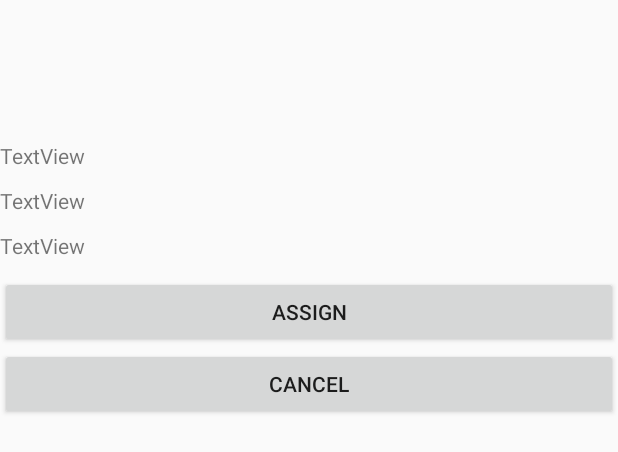
After one commit to Project-Management-SCE/PM2022_TEAM_26_2, an Android app: the layout assign_customer_dialog.xml on its own in the app's theme, with its tools: preview values and no code run, on a phone screen of 412 x 824 dp. The commit adds this screen. Shown: the top 452 px of the screen. Run offline under Robolectric (Android 15) with nearby library versions, the phone set to English and light mode, and no system bars; Roboto replaces fonts that are not available here.

Commit message:
Added users assignment to clerk

```diff
--- a/app/src/main/AndroidManifest.xml
+++ b/app/src/main/AndroidManifest.xml
@@ -9,6 +9,9 @@
         android:roundIcon="@mipmap/ic_launcher_round"
         android:supportsRtl="true"
         android:theme="@style/Theme.YMDBanking">
+        <activity
+            android:name=".CustomerOverviewActivity"
+            android:exported="false" />
         <activity
             android:name=".ShowUsersActivity"
             android:exported="false" />
--- a/app/src/main/java/com/example/ymdbanking/adapters/CustomerAdapter.java
+++ b/app/src/main/java/com/example/ymdbanking/adapters/CustomerAdapter.java
@@ -33,9 +33,9 @@ public class CustomerAdapter extends ArrayAdapter<Customer>
 	{
 		if (convertView == null)
 		{
-
-			LayoutInflater inflater = ((Activity) context).getLayoutInflater();
-			convertView = inflater.inflate(resource, parent, false);
+			convertView = LayoutInflater.from(context).inflate(resource,parent,false);
+//			LayoutInflater inflater = ((Activity) context).getLayoutInflater();
+//			convertView = inflater.inflate(resource, parent, false);
 		}
 		Customer customer = getItem(position);
 		TextView txtUserName = convertView.findViewById(R.id.txt_profile_username);
--- /dev/null
+++ b/app/src/main/res/layout/assign_customer_dialog.xml
@@ -0,0 +1,48 @@
+<?xml version="1.0" encoding="utf-8"?>
+<androidx.constraintlayout.widget.ConstraintLayout
+    xmlns:android="http://schemas.android.com/apk/res/android"
+    xmlns:app="http://schemas.android.com/apk/res-auto"
+    xmlns:tools="http://schemas.android.com/tools"
+    android:layout_width="match_parent"
+    android:layout_height="match_parent">
+
+    <LinearLayout
+        android:layout_width="match_parent"
+        android:layout_height="wrap_content"
+        android:orientation="vertical"
+        android:layout_marginBottom="450dp"
+        app:layout_constraintBottom_toBottomOf="parent"
+        app:layout_constraintTop_toTopOf="parent"
+        tools:layout_editor_absoluteX="242dp">
+
+        <TextView
+            android:id="@+id/txt_fullName_customer_dialog"
+            android:layout_width="match_parent"
+            android:layout_height="30dp"
+            android:text="TextView" />
+
+        <TextView
+            android:id="@+id/txt_email_customer_dialog"
+            android:layout_width="match_parent"
+            android:layout_height="30dp"
+            android:text="TextView" />
+
+        <TextView
+            android:id="@+id/txt_username_customer_dialog"
+            android:layout_width="match_parent"
+            android:layout_height="30dp"
+            android:text="TextView" />
+
+        <Button
+            android:id="@+id/btn_assign_profile_dialog"
+            android:layout_width="match_parent"
+            android:layout_height="wrap_content"
+            android:text="assign" />
+
+        <Button
+            android:id="@+id/btn_cancel_profile_dialog"
+            android:layout_width="match_parent"
+            android:layout_height="wrap_content"
+            android:text="cancel" />
+    </LinearLayout>
+</androidx.constraintlayout.widget.ConstraintLayout>
```
Also changed, not shown: app/src/main/java/com/example/ymdbanking/AddClerkActivity.java (+4 -9 lines), app/src/main/java/com/example/ymdbanking/CustomerOverviewActivity.java (added, +179 -0 lines), app/src/main/java/com/example/ymdbanking/DashboardActivity.java (+36 -19 lines), app/src/main/java/com/example/ymdbanking/ShowUsersActivity.java (+71 -45 lines), app/src/main/java/com/example/ymdbanking/db/ApplicationDB.java (+13 -8 lines), app/src/main/java/com/example/ymdbanking/model/Clerk.java (+11 -6 lines), app/src/main/res/layout/activity_customers_overview.xml (added, +37 -0 lines), app/src/main/res/layout/add_clerk_to_user_dialog.xml (renamed from app/src/main/res/layout/add_clerk_to_user__dialog.xml).
